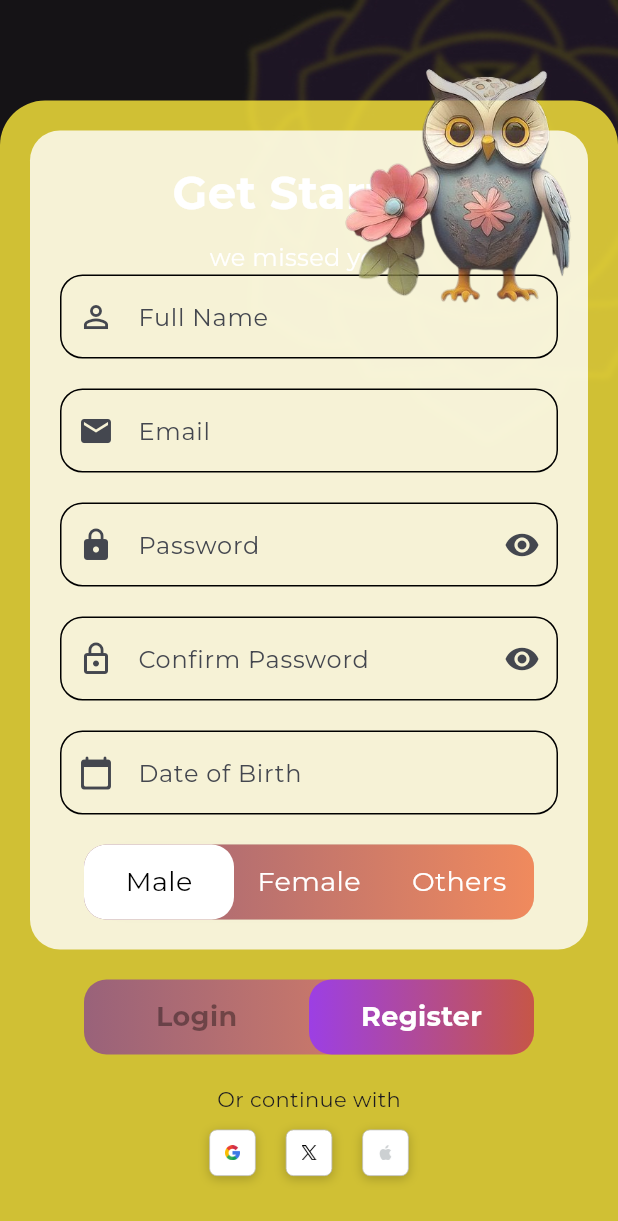
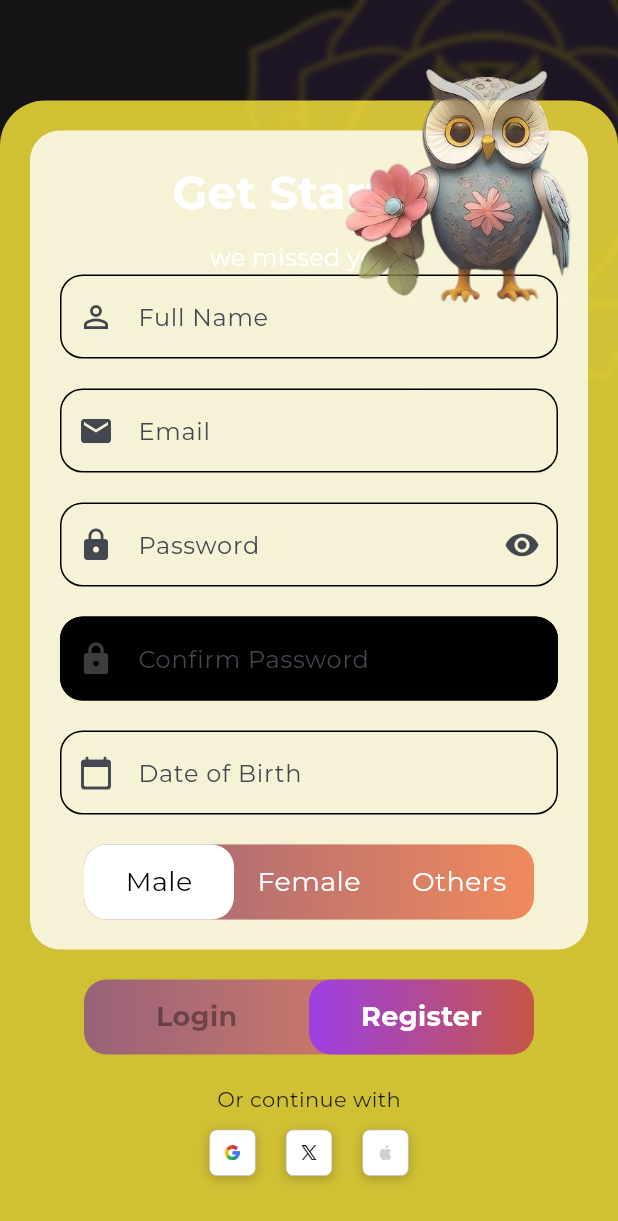
Before and after one commit to veerhegde/PsyGPT, a Flutter app: the AuthScreen screen opened by its route, after a tap on "Register", on a phone screen of 412 x 824 dp. Shown: the top 1221 px of the screen. Run offline on Flutter 3.47's test engine with Material 3 defaults, Android fonts, the phone set to English and light mode, and no system bars; our stand-ins replace flutter_secure_storage, flutter_svg, google_fonts, lottie, material_symbols_icons; missing offline and left inert: dotlottie_loader; accounts and stored records are empty; project files that could hold a hidden picture were left out.

Commit message:
[ui] added implementation for custom box

```diff
--- a/psy_fe/mindq_ui/lib/screens/userauth.dart
+++ b/psy_fe/mindq_ui/lib/screens/userauth.dart
@@ -1,4 +1,7 @@
 import 'package:flutter/material.dart';
+import 'package:mindq_ui/constants/string_const.dart';
+import 'package:mindq_ui/constants/styles/color_const.dart';
+import 'package:mindq_ui/widgets/TextBox.dart';
 
 void main() {
   runApp(MyApp());
@@ -263,21 +266,7 @@ class _LoginRegistrationScreenState extends State<AuthScreen> {
           obscureText: true,
         ),
         SizedBox(height: 20),
-        TextField(
-          decoration: InputDecoration(
-            labelText: 'Confirm Password',
-            prefixIcon: Icon(Icons.lock_outline),
-            suffixIcon: Icon(Icons.visibility),
-            border: OutlineInputBorder(),
-            focusedBorder: OutlineInputBorder(
-              borderSide: BorderSide(color: Colors.black, width: 2.0),borderRadius: BorderRadius.circular(15)
-            ),
-            enabledBorder: OutlineInputBorder(
-              borderSide: BorderSide(color: Colors.black, width: 1.0),borderRadius: BorderRadius.circular(15)
-            ),
-          ),
-          obscureText: true,
-        ),
+        CustomTextbox(labelText: FormTableText.ConfirmPasswordLabel, prefixIcon: Icon(Icons.lock, color: ThemeColor.FormIconShade), fillColor: ThemeColor.filledColorBlack),
         SizedBox(height: 20),
         TextField(
           decoration: InputDecoration(
```
Also changed, not shown: psy_fe/mindq_ui/lib/screens/splashscreen.dart (+7 -6 lines).
